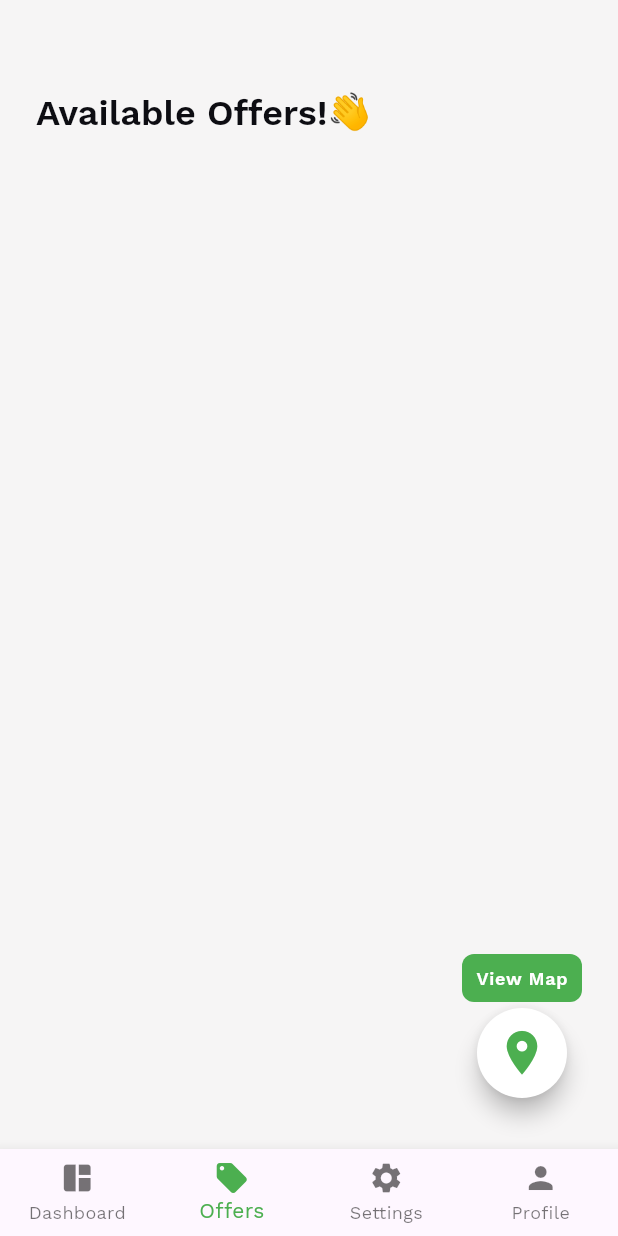
After one commit to AndreasMoss/offers_app, a Flutter app: the screen it shows once a user with an empty profile is signed in, on a phone screen of 412 x 824 dp. The commit adds this screen. Run offline on Flutter 3.47's test engine with Material 3 defaults, Android fonts, the phone set to English and light mode, and no system bars; our stand-ins replace cloud_firestore, firebase_auth, firebase_core, firebase_storage, flutter_riverpod, google_fonts and 2 more; accounts and stored records are empty; generated files the repository leaves out were written again.

Commit message:
made the offers_list widget which is inside offers_list_page

```diff
--- a/lib/widgets/for_bot_nav_bar/offers_list_page.dart
+++ b/lib/widgets/for_bot_nav_bar/offers_list_page.dart
@@ -1,19 +1,14 @@
 import 'package:flutter/material.dart';
-import 'package:flutter_riverpod/flutter_riverpod.dart';
-import 'package:offers_app/providers/offers_list_provider.dart';
 import 'package:offers_app/screens/general_screens/map.dart';
 import 'package:offers_app/theme/colors_for_text.dart';
-import 'package:offers_app/widgets/offer_tile.dart';
+import 'package:offers_app/widgets/offers_list.dart';
 
-class OffersListPage extends ConsumerWidget {
+class OffersListPage extends StatelessWidget {
   const OffersListPage({super.key});
 
   @override
-  Widget build(BuildContext context, WidgetRef ref) {
-    final offersListStreamDataProvided = ref.watch(offersStreamProvider);
-
-    return offersListStreamDataProvided.when(
-      data: (offers) => Padding(
+  Widget build(BuildContext context) {
+    return Padding(
       padding: const EdgeInsets.only(top: 60, left: 24, right: 24),
       child: Stack(children: [
         Column(
@@ -26,14 +21,8 @@ class OffersListPage extends ConsumerWidget {
                   .headlineLarge!
                   .copyWith(color: textBlackB12),
             ),
-              Expanded(
-                child: ListView.builder(
-                  padding: const EdgeInsets.only(top: 18),
-                  itemCount: offers.length,
-                  itemBuilder: (ctx, index) {
-                    return OfferTile(offer: offers[index]);
-                  },
-                ),
+            const Expanded(
+              child: OffersList(),
             ),
           ],
         ),
@@ -83,10 +72,6 @@ class OffersListPage extends ConsumerWidget {
           ),
         ),
       ]),
-      ),
-      loading: () => const Center(child: CircularProgressIndicator()),
-      error: (error, stack) =>
-          Center(child: Text('ErrorBBBBBBBBBBBBBBBBBBBB: $error')),
     );
   }
 }
--- /dev/null
+++ b/lib/widgets/offers_list.dart
@@ -0,0 +1,26 @@
+import 'package:flutter/material.dart';
+import 'package:flutter_riverpod/flutter_riverpod.dart';
+import 'package:offers_app/providers/offers_list_provider.dart';
+import 'package:offers_app/widgets/offer_tile.dart';
+
+class OffersList extends ConsumerWidget {
+  const OffersList({super.key});
+
+  @override
+  Widget build(BuildContext context, WidgetRef ref) {
+    final offersListStreamDataProvided = ref.watch(offersStreamProvider);
+
+    return offersListStreamDataProvided.when(
+      data: (offers) => ListView.builder(
+        padding: const EdgeInsets.only(top: 18),
+        itemCount: offers.length,
+        itemBuilder: (ctx, index) {
+          return OfferTile(offer: offers[index]);
+        },
+      ),
+      loading: () => const Center(child: CircularProgressIndicator()),
+      error: (error, stack) =>
+          Center(child: Text('ErrorINOFFERSLISTTTTTTTTTTTTTTT_WIDGET: $error')),
+    );
+  }
+}
```
Lines whose indentation alone changed are shown as unchanged.
